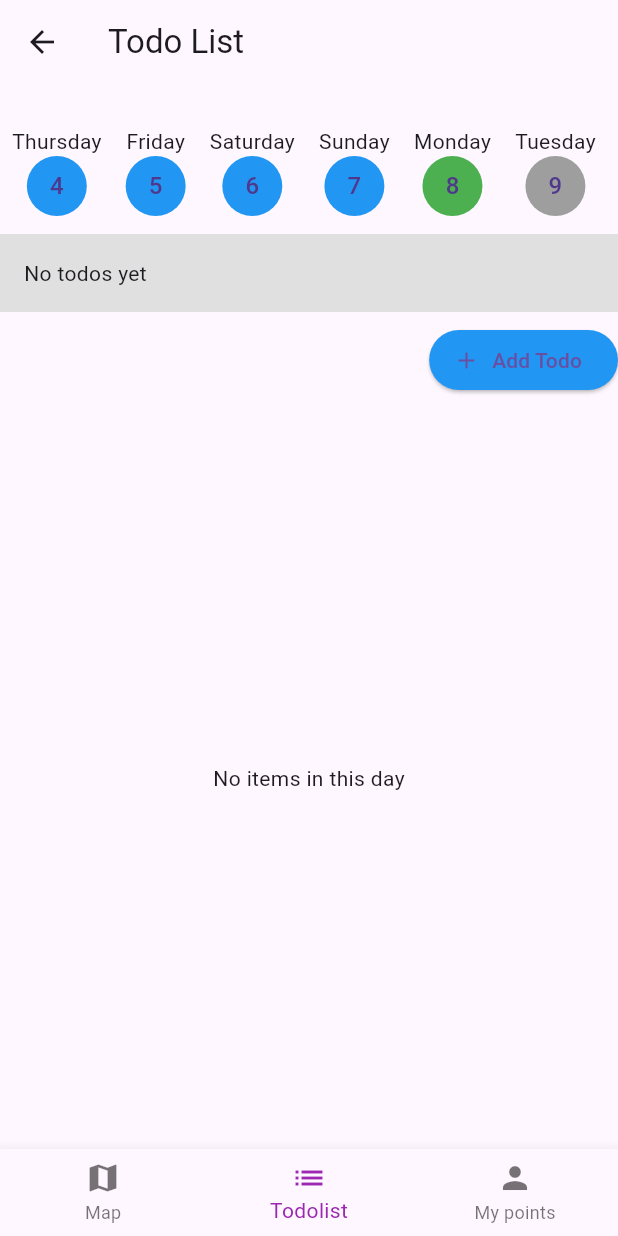
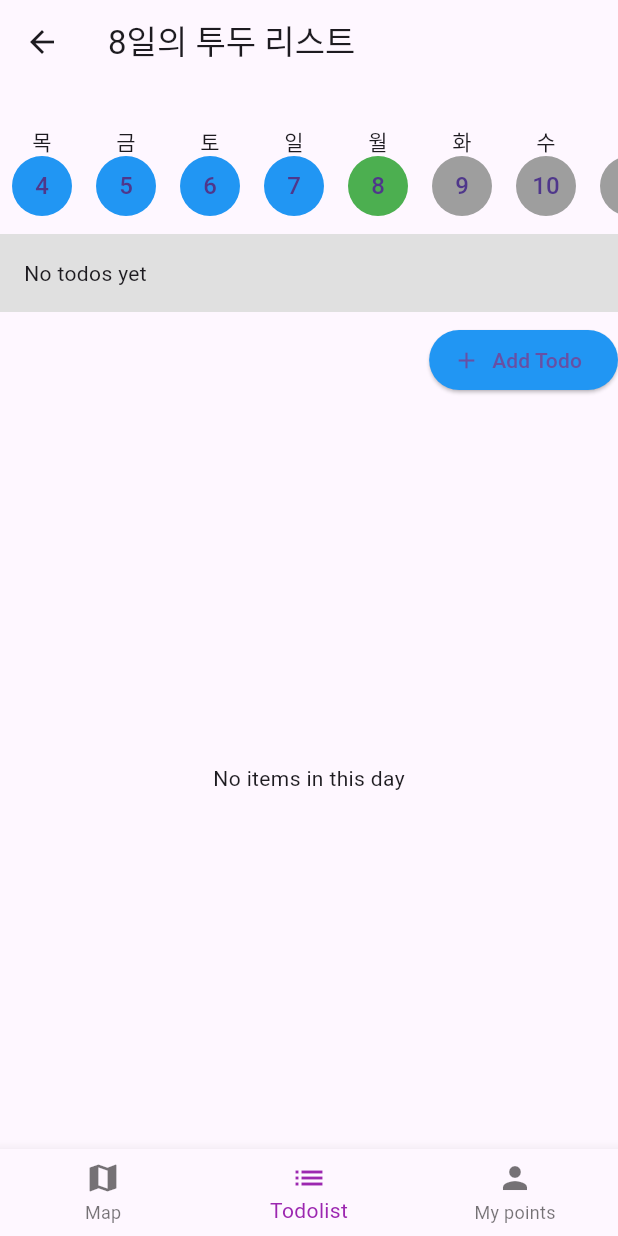
Before and after one commit to Here-O/front, a Flutter app: the TodoListTab screen opened directly, on a phone screen of 412 x 824 dp. Run offline on Flutter 3.47's test engine with Material 3 defaults, Android fonts, the phone set to English and light mode, and no system bars; our stand-ins replace flutter_svg, fluttertoast, location, permission_handler; missing offline and left inert: flutter_naver_map.

Commit message:
bug fixed

```diff
--- a/lib/new_todo.dart
+++ b/lib/new_todo.dart
@@ -143,6 +143,11 @@ class _TodoResponsePageState extends State<TodoResponsePage> {
                 });
               },
             ),
+            Text('${selected_geo.title}',style: TextStyle(
+              fontSize: 16,
+              fontWeight: FontWeight.bold,
+            ),
+            ),
             Row(
               mainAxisAlignment: MainAxisAlignment.center,
               children: [
--- a/lib/todo_view.dart
+++ b/lib/todo_view.dart
@@ -2,6 +2,7 @@ import 'dart:developer';
 
 import 'package:flutter/material.dart';
 import 'package:intl/intl.dart';
+import 'package:intl/date_symbol_data_local.dart';
 
 import 'map.dart';
 import 'mypoints.dart';
@@ -59,6 +60,7 @@ class _TodoListTabState extends State<TodoListTab> {
   @override
   void initState() {
     super.initState();
+    initializeDateFormatting('ko_KR', null); // 한국어 로케일 초기화
     filterTodosBySelectedDate();
   }
 
@@ -67,7 +69,7 @@ class _TodoListTabState extends State<TodoListTab> {
 
     return Scaffold(
       appBar: AppBar(
-        title: Text('Todo List'),
+        title: Text('${selectedDate.day.toString()}일의 투두 리스트'),
       ),
       body: RefreshIndicator(
         onRefresh: _refreshData,
@@ -120,7 +122,7 @@ class _TodoListTabState extends State<TodoListTab> {
           DateTime date = selectedDate.subtract(Duration(days: 4 - index));
           bool isTodayOrBefore = date.isBefore(DateTime.now().add(Duration(days: 0)));
           bool isToday = date.day == DateTime.now().day;
-          String day = DateFormat('EEEE').format(date);
+          String day = DateFormat('E','ko_KR').format(date);
 
           return GestureDetector( // 클릭 이벤트를 위해 GestureDetector 사용
             onTap: () {
--- a/pubspec.yaml
+++ b/pubspec.yaml
@@ -44,6 +44,7 @@ dependencies:
   permission_handler: ^11.1.0
 
 dev_dependencies:
+  flutter_launcher_icons: "^0.9.0"
   flutter_test:
     sdk: flutter
 
@@ -54,6 +55,11 @@ dev_dependencies:
   # rules and activating additional ones.
   flutter_lints: ^3.0.1
 
+
+flutter_icons:
+  android: true
+  ios: true
+  image_path: "assets/hereo_logo.png"
 # For information on the generic Dart part of this file, see the
 # following page: https://dart.dev/tools/pub/pubspec
 
```
Also changed, not shown: lib/map.dart (+6 -6 lines), assets/hereo_logo.png (added), pubspec.lock, 21 other files.
